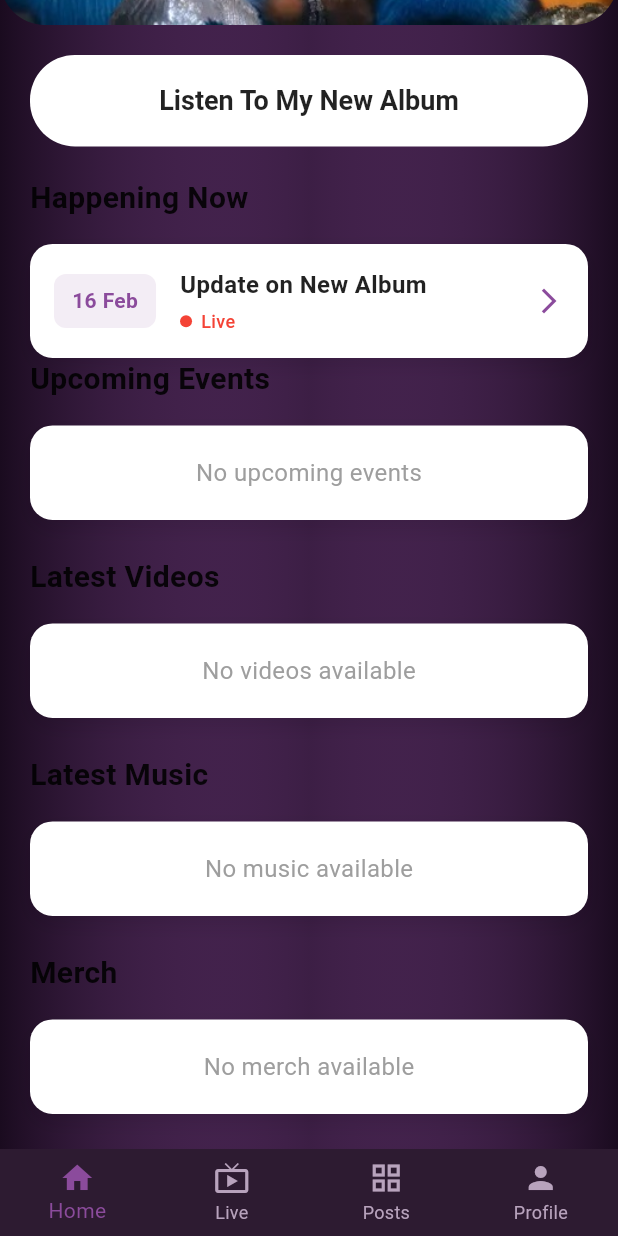
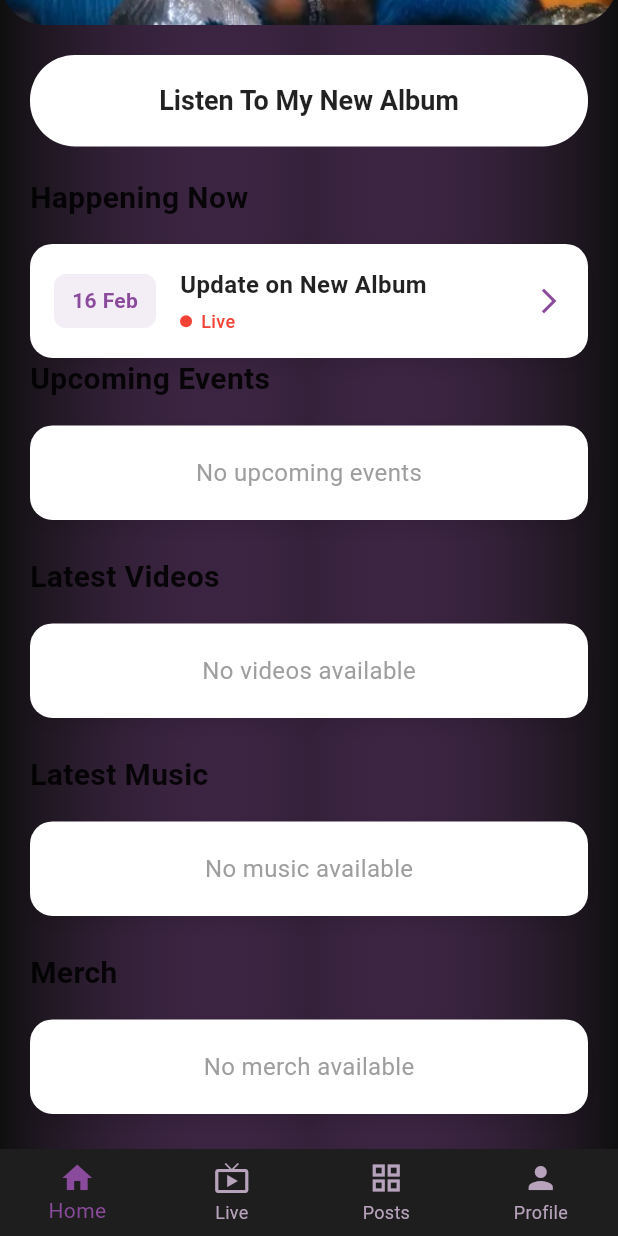
Before and after one commit to cscarpine-bit/summer-walker-artist-portal, a Flutter app: the screen it shows once a user with an empty profile is signed in, scrolled down 519 dp, on a phone screen of 412 x 824 dp. Run offline on Flutter 3.47's test engine with Material 3 defaults, Android fonts, the light colour scheme and no system bars; our stand-ins replace supabase_flutter; accounts and stored records are empty.

Commit message:
Update AppTheme colors: change purple background to neutral dark theme

```diff
--- a/lib/core/themes/app_theme.dart
+++ b/lib/core/themes/app_theme.dart
@@ -7,8 +7,8 @@
   static const Color primaryColor = Color(0xFF8B4B9C);
   static const Color secondaryColor = Color(0xFFE8B4D9);
   static const Color accentColor = Color(0xFFF5D3E8);
-  static const Color backgroundColor = Color(0xFF1A0B1F);
-  static const Color surfaceColor = Color(0xFF2D1B31);
+  static const Color backgroundColor = Color(0xFF0F0F0F);
+  static const Color surfaceColor = Color(0xFF1E1E1E);
 
   // Text Colors
   static const Color primaryTextColor = Color(0xFFFFFFFF);
```
